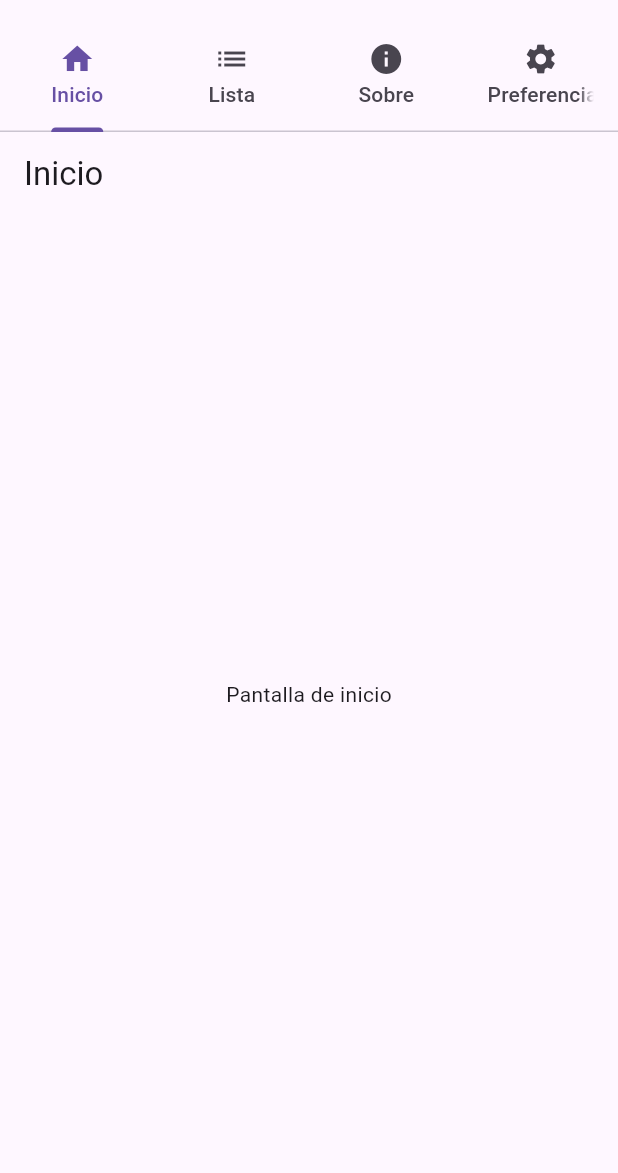
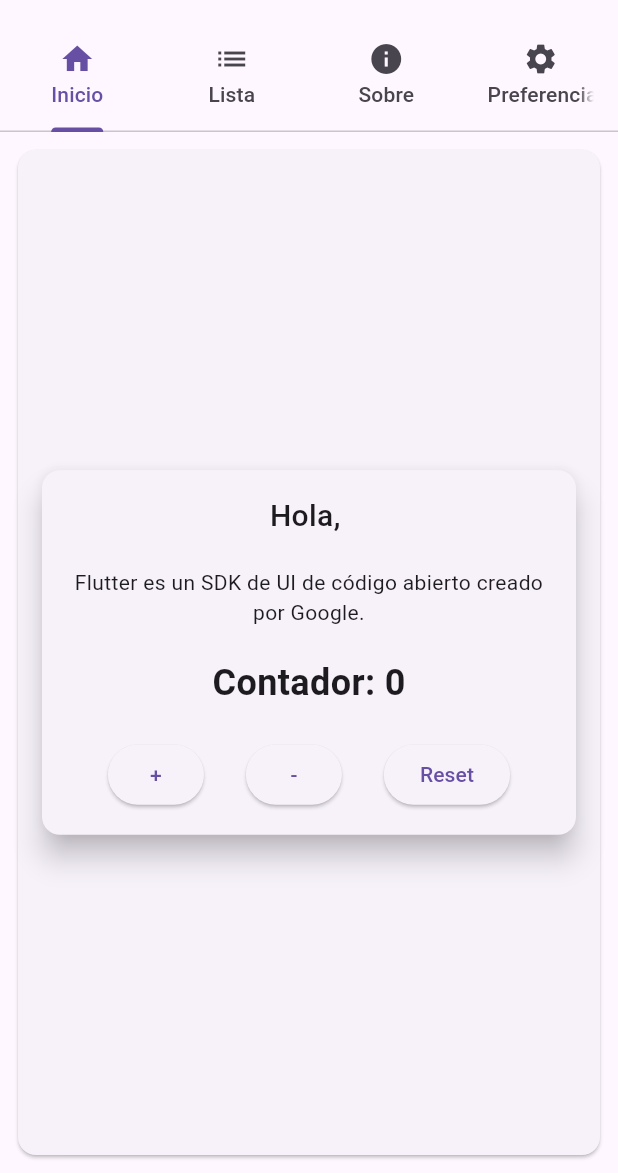
Before and after one commit to Ranafonica/3479A321_2022479036, a Flutter app: the screen it shows after launch, on a phone screen of 412 x 824 dp, the part 63-1236 px from its top. Run offline on Flutter 3.47's test engine with Material 3 defaults, Android fonts, the phone set to English and light mode, and no system bars; our stand-ins replace logger, shared_preferences.

Commit message:
Update home_Page.dart
se modifica el homepage completo para que pueda reflejar la información modificada desde la ventana de preferencias

```diff
--- a/lib/pages/home_page.dart
+++ b/lib/pages/home_page.dart
@@ -1,9 +1,5 @@
 import 'package:flutter/material.dart';
-//import 'package:logger/logger.dart';
-//import 'package:provider/provider.dart';
-//import 'package:aplication_lab/provider/app_data.dart';
-//import 'package:flutter_svg/svg.dart';
-
+import 'package:shared_preferences/shared_preferences.dart';
 
 class MyHomePage extends StatefulWidget {
   const MyHomePage({super.key, required this.title});
@@ -11,66 +7,108 @@ class MyHomePage extends StatefulWidget {
   final String title;
 
   @override
-  // ignore: no_logic_in_create_state
-  State<MyHomePage> createState() {
-    //logger.i('createState llamado');    //logger quitado para evitar warnings
-    return _MyHomePageState();
-  }
-  //State<MyHomePage> createState() => _MyHomePageState();
+  State<MyHomePage> createState() => _MyHomePageState();
 }
 
 class _MyHomePageState extends State<MyHomePage> {
-  /*void _navigateByCounter() {
-  if (_counter % 2 == 0) {
-    Navigator.pushNamed(context, '/list');
-  } else {
-    Navigator.pushNamed(context, '/about');
-  }
-}*/
+  int _counter = 0;
+  String _userName = '';
+  bool _allowReset = true;
 
   @override
   void initState() {
     super.initState();
-  //logger.i('initState');    //logger quitado para evitar warnings
-}
-@override
-void didChangeDependencies() {
-  super.didChangeDependencies();
-  //logger.i('didChangeDependencies');    //logger quitado para evitar warnings
+    _loadPreferences();
   }
 
-@override
-void didUpdateWidget(covariant MyHomePage oldWidget) {
-  super.didUpdateWidget(oldWidget);
-  //logger.i('didUpdateWidget');    //logger quitado para evitar warnings
+  Future<void> _loadPreferences() async {
+    final prefs = await SharedPreferences.getInstance();
+    setState(() {
+      _userName = prefs.getString('userName') ?? '';
+      _allowReset = prefs.getBool('allowReset') ?? true;
+    });
   }
 
-@override
-void deactivate() {
-  super.deactivate();
-  //logger.i('deactivate');   //logger quitado para evitar warnings
+  void _incrementCounter() {
+    setState(() {
+      _counter++;
+    });
   }
 
-@override
-void dispose() {
-  super.dispose();
-  //logger.i('dispose');    //logger quitado para evitar warnings
+  void _decrementCounter() {
+    setState(() {
+      _counter--;
+    });
   }
 
-@override
-void reassemble() {
-  super.reassemble();
-  //logger.i('reassemble (hot reload)');    //logger quitado para evitar warnings
+  void _resetCounter() {
+    setState(() {
+      _counter = 0;
+    });
   }
 
   @override
   Widget build(BuildContext context) {
     return Scaffold(
-    appBar: AppBar(
-      title: Text(widget.title), // Usa el título que pasaste
+      body: Padding(
+        padding: const EdgeInsets.all(8.0),
+        child: Card(
+          child: Center(
+            child: Card(
+              elevation: 8,
+              margin: const EdgeInsets.all(16),
+              shape: RoundedRectangleBorder(
+                borderRadius: BorderRadius.circular(12),
               ),
-    body: const Center(
-      child: Text('Pantalla de inicio'),
+              child: Padding(
+                padding: const EdgeInsets.all(16.0),
+                child: Column(
+                  mainAxisSize: MainAxisSize.min,
+                  children: [
+                    Text(
+                      'Hola, $_userName',
+                      style: const TextStyle(
+                        fontSize: 20,
+                        fontWeight: FontWeight.w500,
+                      ),
+                    ),
+                    const SizedBox(height: 20),
+                    const Text(
+                      'Flutter es un SDK de UI de código abierto creado por Google.',
+                      textAlign: TextAlign.center,
+                    ),
+                    const SizedBox(height: 20),
+                    Text(
+                      'Contador: $_counter',
+                      style: const TextStyle(
+                        fontSize: 24,
+                        fontWeight: FontWeight.bold,
+                      ),
+                    ),
+                    const SizedBox(height: 20),
+                    Row(
+                      mainAxisAlignment: MainAxisAlignment.spaceEvenly,
+                      children: [
+                        ElevatedButton(
+                          onPressed: _incrementCounter,
+                          child: const Text('+'),
+                        ),
+                        ElevatedButton(
+                          onPressed: _decrementCounter,
+                          child: const Text('-'),
+                        ),
+                        ElevatedButton(
+                          onPressed: _allowReset ? _resetCounter : null,
+                          child: const Text('Reset'),
+                        ),
+                      ],
+                    ),
+                  ],
+                ),
+              ),
+            ),
+          ),
+        ),
       ),
     );
   }
```
Lines whose indentation alone changed are shown as unchanged.
